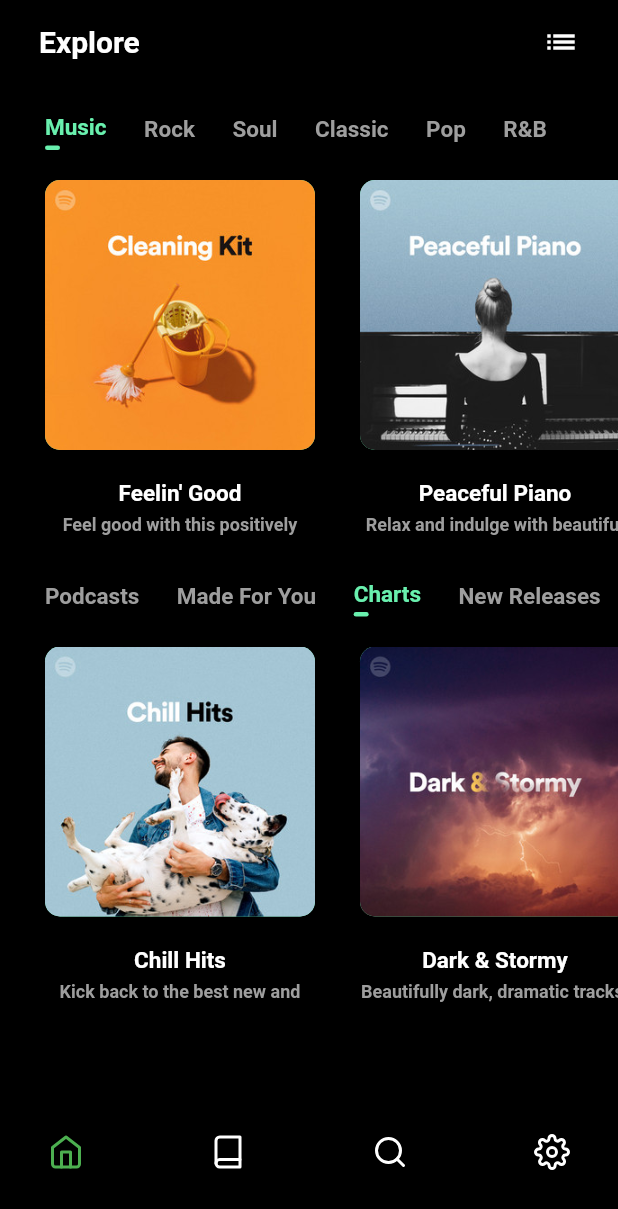
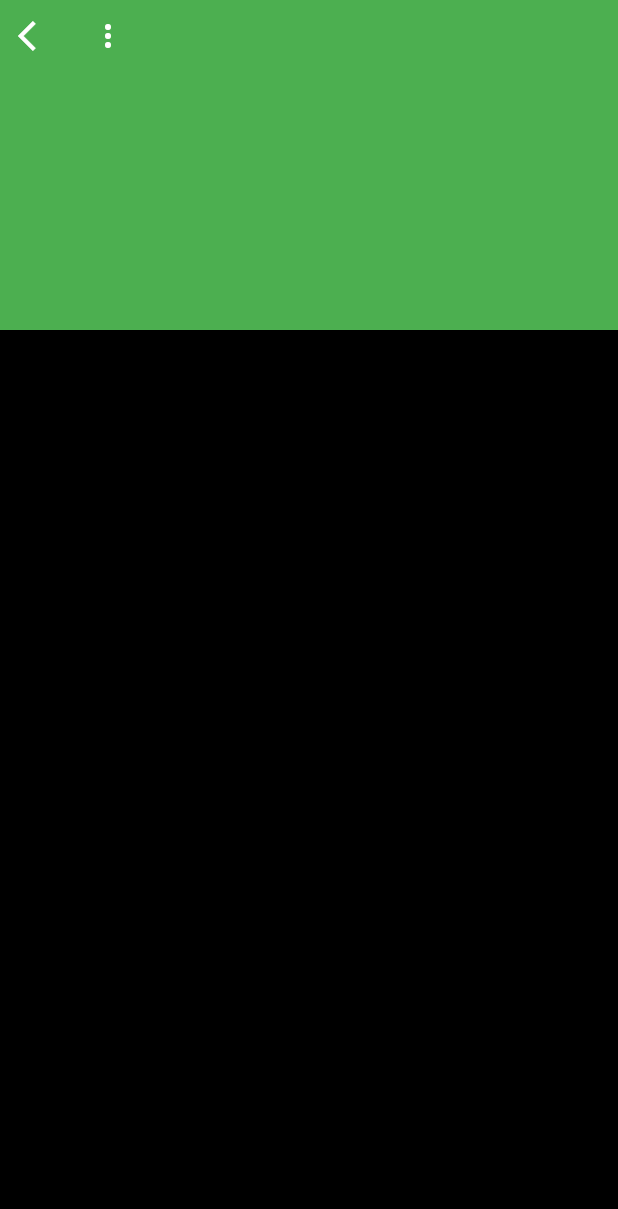
Before and after one commit to kmjaman/flutter-music, a Flutter app: the screen it shows after launch, after a tap on "Feelin' Good", on a phone screen of 412 x 824 dp. Shown: the top 1209 px of the screen. Run offline on Flutter 3.47's test engine with Material 2 defaults, Android fonts, the phone set to English and light mode, and no system bars; our stand-ins replace flutter_feather_icons, page_transition.

Commit message:
added album stack

```diff
--- a/musicplayer/lib/pages/album_page.dart
+++ b/musicplayer/lib/pages/album_page.dart
@@ -1,7 +1,10 @@
 import 'package:flutter/material.dart';
+//import 'home_page.dart';
 
 class AlbumPage extends StatefulWidget {
-  const AlbumPage({ Key? key }) : super(key: key);
+  final dynamic song;
+
+  const AlbumPage({ Key? key, this.song }) : super(key: key);
 
   @override
   _AlbumPageState createState() => _AlbumPageState();
@@ -10,6 +13,49 @@ class AlbumPage extends StatefulWidget {
 class _AlbumPageState extends State<AlbumPage> {
   @override
   Widget build(BuildContext context) {
-    return Scaffold();
+    return Scaffold(
+      backgroundColor: Colors.black,
+      body: getBody(),
+    );
+  }
+  Widget getBody() {
+    var size = MediaQuery.of(context).size;
+    return SingleChildScrollView(
+      child: Stack(
+        children: [
+          Column(
+            children: [
+              Container(
+                width: size.width,
+                height: 220,
+                decoration: BoxDecoration(color: Colors.green),
+              ),
+            ],
+          ),
+          Row(
+            children: [
+              IconButton(
+                icon: Icon(
+                  Icons.arrow_back_ios,
+                  color: Colors.white,
+                ),
+                onPressed: () {
+                  Navigator.pop(context);
+                },
+              ),
+              IconButton(
+                icon: Icon(
+                  Icons.more_vert,
+                  color: Colors.white,
+                ),
+                onPressed: () {
+                  Navigator.pop(context);
+                },
+              ),
+            ],
+          ),
+        ],
+      ),
+    );
   }
 }
--- a/musicplayer/lib/pages/home_page.dart
+++ b/musicplayer/lib/pages/home_page.dart
@@ -1,6 +1,8 @@
 import 'package:flutter/material.dart';
 import 'package:musicplayer/json/songs_json.dart';
+import 'package:musicplayer/pages/album_page.dart';
 //import 'package:flutter_icons/flutter_icons.dart';
+import 'package:page_transition/page_transition.dart';
 
 class HomePage extends StatefulWidget {
   const HomePage({ Key? key }) : super(key: key);
@@ -103,6 +105,16 @@ class _HomePageState extends State<HomePage> {
                         padding: const EdgeInsets.only(right: 30),
                         child: GestureDetector(
                           onTap: (){
+                            Navigator.push(
+                              context,
+                              PageTransition(
+                                alignment: Alignment.bottomCenter,
+                                child: AlbumPage(
+                                  song: songs[index],
+                                ),
+                                type: PageTransitionType.scale
+                              ),
+                            );
                           },
                           child: Column(
                             children: [
@@ -215,6 +227,16 @@ class _HomePageState extends State<HomePage> {
                         padding: const EdgeInsets.only(right: 30),
                         child: GestureDetector(
                           onTap: (){
+                            Navigator.push(
+                              context,
+                              PageTransition(
+                                alignment: Alignment.bottomCenter,
+                                child: AlbumPage(
+                                  song: songs[index + 5],
+                                ),
+                                type: PageTransitionType.scale
+                              ),
+                            );
                           },
                           child: Column(
                             children: [
--- a/musicplayer/pubspec.yaml
+++ b/musicplayer/pubspec.yaml
@@ -30,6 +30,7 @@ dependencies:
   cupertino_icons: ^1.0.2
   flutter_feather_icons: ^2.0.0+1
   flutter_icons: ^1.1.0
+  page_transition: ^2.0.2
 
 dev_dependencies:
   flutter_test:
```
